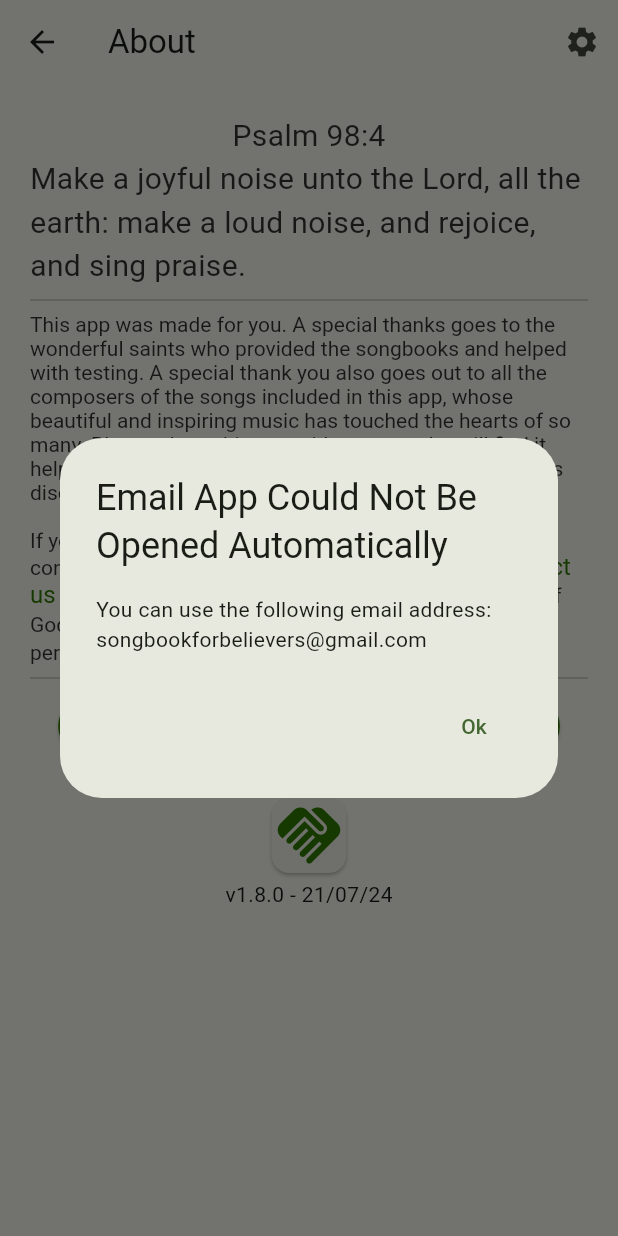
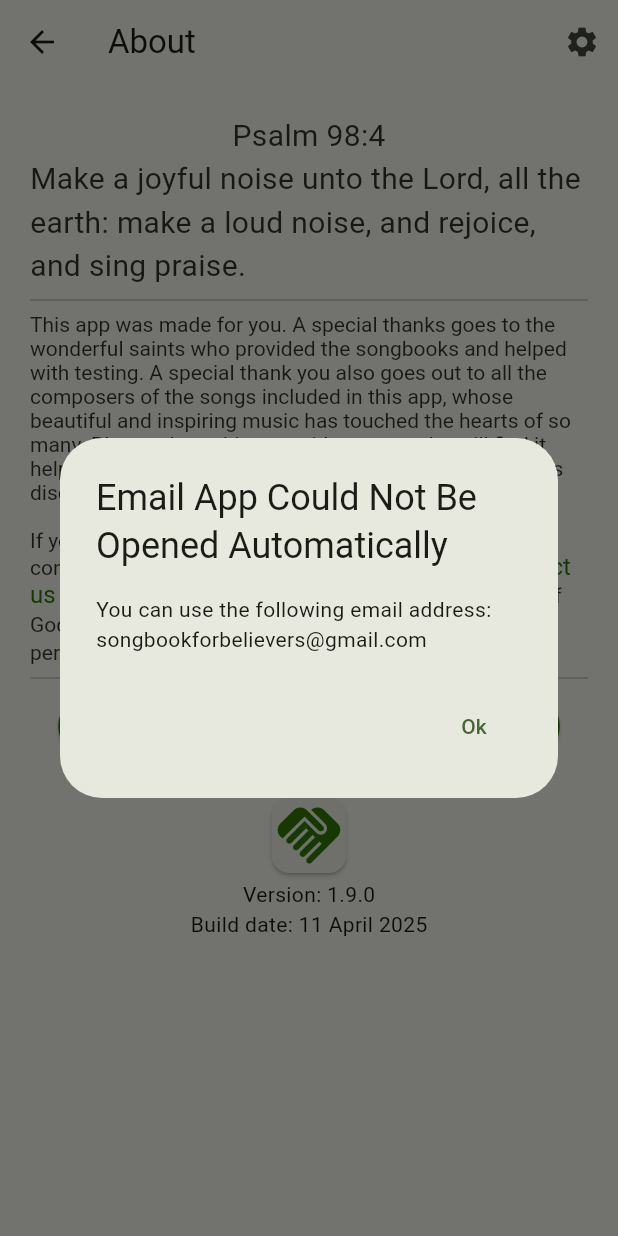
Before and after one commit to NgoniMujuru/believers_songbook, a Flutter app: the AboutPage screen opened directly, after a tap on "Contact", on a phone screen of 412 x 824 dp. Run offline on Flutter 3.47's test engine with Material 3 defaults, Android fonts, the phone set to English and light mode, and no system bars; our stand-ins replace csv, device_info_plus, firebase_core, in_app_review, package_info_plus, share_plus and 3 more; missing offline and left inert: alphabet_scroll_view, fuzzywuzzy; accounts and stored records are empty; generated files the repository leaves out were written again.

Commit message:
adds build date and version to about page. build_date.dart is included to ensure app runs cleanly when pulling from main

```diff
--- a/lib/about.dart
+++ b/lib/about.dart
@@ -10,14 +10,42 @@ import 'styles.dart';
 import 'package:in_app_review/in_app_review.dart';
 import 'package:share_plus/share_plus.dart';
 import 'package:flutter_gen/gen_l10n/app_localizations.dart';
+import 'package:package_info_plus/package_info_plus.dart';
+import 'package:believers_songbook/generated/build_date.dart';
+
+import 'package:intl/intl.dart';
 import 'dart:io' show Platform;
 
-class AboutPage extends StatelessWidget {
-  AboutPage({super.key});
+class AboutPage extends StatefulWidget {
+  const AboutPage({super.key});
+
+  @override
+  State<AboutPage> createState() => _AboutPageState();
+}
+
+class _AboutPageState extends State<AboutPage> {
   final InAppReview _inAppReview = InAppReview.instance;
+
+  String _version = '';
+  var _formattedDate = '';
+
+  @override
+  void initState() {
+    super.initState();
+    _loadPackageInfo();
+  }
+
+  Future<void> _loadPackageInfo() async {
+    final packageInfo = await PackageInfo.fromPlatform();
+    setState(() {
+      _version = packageInfo.version;
+      _formattedDate = DateFormat('dd MMMM yyyy').format(DateTime.parse(buildDate));
+    });
+  }
 
   @override
   Widget build(BuildContext context) {
+
     return SelectionArea(
       child: Scaffold(
         appBar: AppBar(
@@ -204,9 +232,9 @@ class AboutPage extends StatelessWidget {
                       const Card(
                           child: Icon(Icons.handshake,
                               color: Styles.themeColor, size: 50.0)),
-                      const Text(
-                        'v1.8.0 - 21/07/24',
-                      ),
+
+                      Text('Version: $_version'),
+                      Text('Build date: $_formattedDate'),
                     ],
                   )),
                 ),
--- a/pubspec.yaml
+++ b/pubspec.yaml
@@ -53,6 +53,7 @@ dependencies:
     sdk: flutter
   device_info_plus: ^10.1.2
   win32: ^5.5.3
+  package_info_plus: ^8.3.0
 
 flutter_icons:
   image_path: "assets/icon.png"
--- /dev/null
+++ b/tool/build_date_generator.dart
@@ -0,0 +1,19 @@
+// tool/build_date_generator.dart
+
+import 'dart:io';
+
+void main() {
+  final now = DateTime.now().toUtc();
+  final fileContent = '''
+// GENERATED FILE - DO NOT MODIFY
+// Generated on $now
+
+const String buildDate = '${now.toIso8601String()}';
+''';
+
+  final outputFile = File('lib/generated/build_date.dart');
+  outputFile.createSync(recursive: true);
+  outputFile.writeAsStringSync(fileContent);
+
+  print('✅ Build date file generated at: ${outputFile.path}');
+}
```
Also changed, not shown: lib/generated/build_date.dart (added), pubspec.lock, 1 other file.
